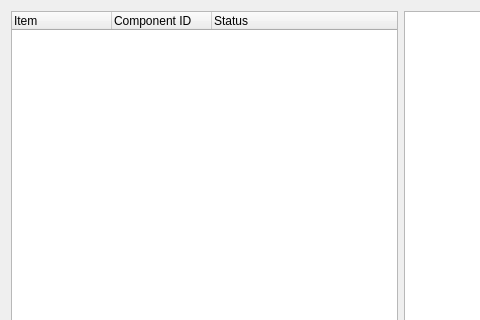
Old version of the form mainwindow.ui in the repository leeseemann/CPE_453; both pictures show x 0 to 480 and y 0 to 320 of the 800 by 600 pixel window.
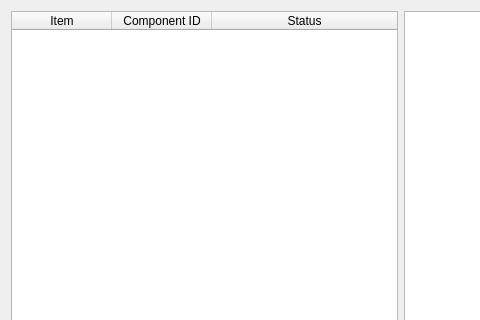
New version of the form.

Diff of the .ui file:
```diff
--- a/mainwindow.ui
+++ b/mainwindow.ui
@@ -33,16 +33,25 @@
         <property name="text">
          <string>Item</string>
         </property>
+        <property name="textAlignment">
+         <set>AlignHCenter|AlignVCenter|AlignCenter</set>
+        </property>
        </column>
        <column>
         <property name="text">
          <string>Component ID</string>
         </property>
+        <property name="textAlignment">
+         <set>AlignHCenter|AlignVCenter|AlignCenter</set>
+        </property>
        </column>
        <column>
         <property name="text">
          <string>Status</string>
         </property>
+        <property name="textAlignment">
+         <set>AlignHCenter|AlignVCenter|AlignCenter</set>
+        </property>
        </column>
       </widget>
      </item>
```
Left out of the diff: 2 changed lines with no effect on the pictures.
